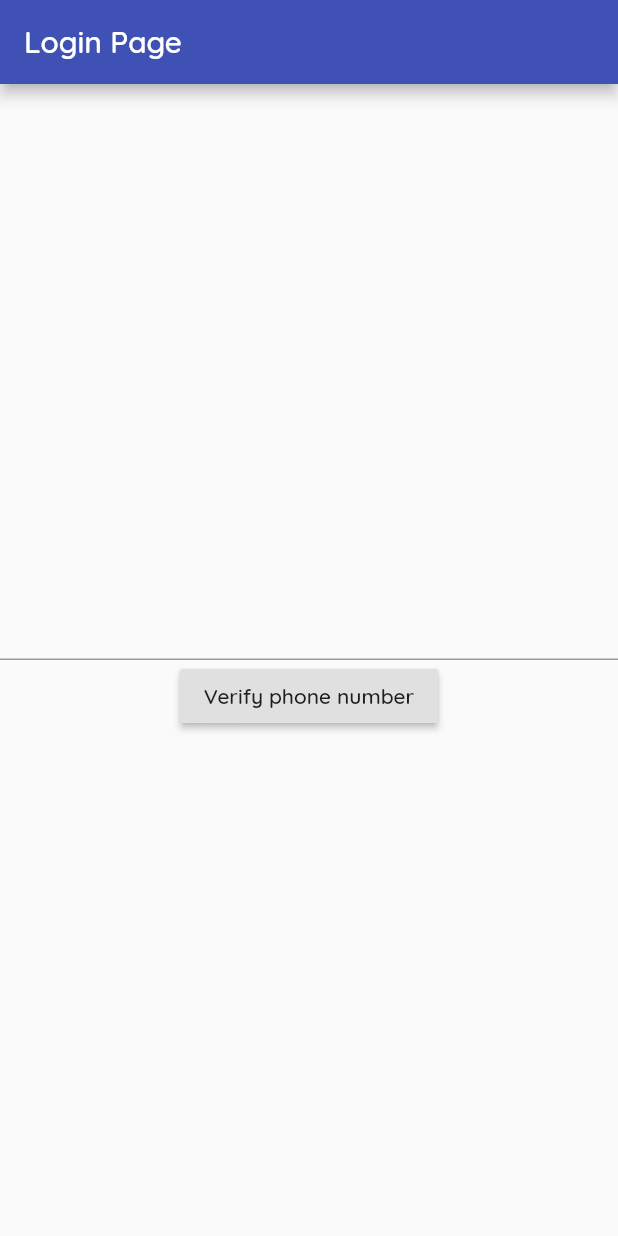
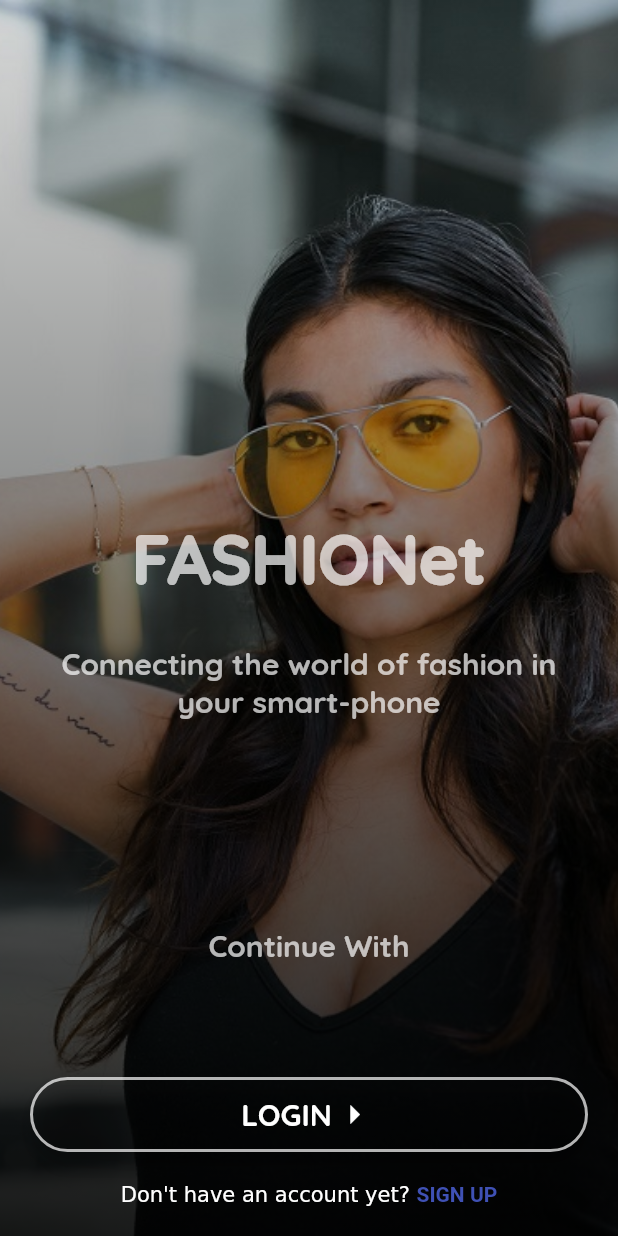
Before and after one commit to chrisoftech/fashionet, a Flutter app: the screen it shows after launch, on a phone screen of 412 x 824 dp. Run offline on Flutter 3.47's test engine with Material 2 defaults, Android fonts, the phone set to English and light mode, and no system bars; our stand-ins replace bloc, equatable, firebase_auth, flutter_bloc; accounts and stored records are empty.

Commit message:
Created & designed the intro-page, Return intro-page on auth-unauthenticated state.

```diff
--- a/lib/main.dart
+++ b/lib/main.dart
@@ -49,7 +49,8 @@ class MyApp extends StatelessWidget {
         } else if (state is Authenticated) {
           return HomePage(phoneNumber: state.phoneNumber);
         } else if (state is Unauthenticated) {
-          return AuthenticationPage(userRepository: _userRepository);
+          return IntroPage(userRepository: _userRepository);
+          // return AuthenticationPage(userRepository: _userRepository);
         }
       },
     );
--- /dev/null
+++ b/lib/modules/authentication/intro_page.dart
@@ -0,0 +1,220 @@
+import 'package:fashionet/modules/modules.dart';
+import 'package:fashionet/repositories/repositories.dart';
+import 'package:flutter/gestures.dart';
+import 'package:flutter/material.dart';
+import 'package:flutter/services.dart';
+
+class IntroPage extends StatefulWidget {
+  final UserRepository _userRepository;
+
+  const IntroPage({Key key, @required UserRepository userRepository})
+      : assert(userRepository != null),
+        _userRepository = userRepository,
+        super(key: key);
+
+  @override
+  _IntroPageState createState() => _IntroPageState();
+}
+
+class _IntroPageState extends State<IntroPage> {
+  TapGestureRecognizer _tapGestureRecognizer;
+
+  UserRepository get _userRepository => widget._userRepository;
+
+  @override
+  void initState() {
+    super.initState();
+    _tapGestureRecognizer = TapGestureRecognizer()..onTap = _navigateToAuthPage;
+  }
+
+  @override
+  void dispose() {
+    _tapGestureRecognizer.dispose();
+    super.dispose();
+  }
+
+  void _navigateToAuthPage() {
+    HapticFeedback.vibrate();
+    Navigator.push(
+      context,
+      MaterialPageRoute(
+        builder: (BuildContext context) =>
+            AuthenticationPage(userRepository: _userRepository),
+      ),
+    );
+  }
+
+  Widget _buildStackBackgroundImage(
+      {@required double deviceHeight, @required double deviceWidth}) {
+    return Positioned(
+      height: deviceHeight,
+      width: deviceWidth,
+      child: Image.asset(
+        'assets/images/temp7.jpg',
+        fit: BoxFit.cover,
+      ),
+    );
+  }
+
+  Widget _buildStackBackgroundGradient() {
+    return Container(
+      decoration: BoxDecoration(
+        gradient: LinearGradient(
+          begin: Alignment.topCenter,
+          end: Alignment.bottomCenter,
+          colors: [
+            Colors.black12,
+            Colors.black87,
+          ],
+        ),
+      ),
+    );
+  }
+
+  Widget _builTopFlexibleContent() {
+    return Flexible(
+      child: Container(
+        child: Column(
+          mainAxisAlignment: MainAxisAlignment.center,
+          children: <Widget>[
+            Text(
+              'FASHIONet',
+              style: TextStyle(
+                  color: Colors.white70,
+                  fontSize: 45.0,
+                  fontWeight: FontWeight.w900),
+            ),
+            SizedBox(height: 30.0),
+            Text(
+              'Connecting the world of fashion in your smart-phone',
+              textAlign: TextAlign.center,
+              style: TextStyle(
+                color: Colors.white70,
+                fontSize: 20.0,
+                fontWeight: FontWeight.bold,
+              ),
+            ),
+          ],
+        ),
+      ),
+    );
+  }
+
+  Widget _buildBottomFlexibleContent() {
+    return Flexible(
+      child: Container(
+        child: Column(
+          children: <Widget>[
+            Spacer(),
+            Text(
+              'Continue With',
+              style: TextStyle(
+                color: Colors.white70,
+                fontSize: 20.0,
+                fontWeight: FontWeight.bold,
+              ),
+            ),
+            Spacer(),
+            Row(
+              children: <Widget>[
+                Expanded(
+                  child: Material(
+                    elevation: 5.0,
+                    color: Colors.transparent,
+                    borderRadius: BorderRadius.circular(30.0),
+                    child: InkWell(
+                      borderRadius: BorderRadius.circular(30.0),
+                      onTap: _navigateToAuthPage,
+                      child: Container(
+                        height: 50.0,
+                        alignment: Alignment.center,
+                        decoration: BoxDecoration(
+                            border:
+                                Border.all(width: 2.0, color: Colors.white70),
+                            borderRadius: BorderRadius.circular(30.0)),
+                        child: Row(
+                          mainAxisAlignment: MainAxisAlignment.center,
+                          children: <Widget>[
+                            Text(
+                              'LOGIN',
+                              style: TextStyle(
+                                color: Colors.white,
+                                fontSize: 20.0,
+                                fontWeight: FontWeight.bold,
+                              ),
+                            ),
+                            Icon(
+                              Icons.arrow_right,
+                              size: 30.0,
+                              color: Colors.white,
+                            )
+                          ],
+                        ),
+                      ),
+                    ),
+                  ),
+                ),
+              ],
+            ),
+            SizedBox(height: 20.0),
+            RichText(
+              text: TextSpan(
+                text: 'Don\'t have an account yet? ',
+                children: [
+                  TextSpan(
+                    text: 'SIGN UP',
+                    style: TextStyle(
+                      color: Theme.of(context).primaryColor,
+                      fontWeight: FontWeight.bold,
+                    ),
+                    recognizer: _tapGestureRecognizer,
+                  ),
+                ],
+              ),
+            ),
+          ],
+        ),
+      ),
+    );
+  }
+
+  Widget _buildStackBodyContent(
+      {@required double deviceHeight, @required double deviceWidth}) {
+    return Positioned(
+      height: deviceHeight,
+      width: deviceWidth,
+      child: Container(
+        padding: EdgeInsets.symmetric(vertical: 20.0, horizontal: 20.0),
+        child: Column(
+          children: <Widget>[
+            Flexible(child: Container()),
+            _builTopFlexibleContent(),
+            _buildBottomFlexibleContent(),
+          ],
+        ),
+      ),
+    );
+  }
+
+  @override
+  Widget build(BuildContext context) {
+    final double _deviceHeight = MediaQuery.of(context).size.height;
+    final double _deviceWidth = MediaQuery.of(context).size.width;
+
+    return Scaffold(
+      body: Container(
+        height: _deviceHeight,
+        width: _deviceWidth,
+        child: Stack(
+          children: <Widget>[
+            _buildStackBackgroundImage(
+                deviceHeight: _deviceHeight, deviceWidth: _deviceWidth),
+            _buildStackBackgroundGradient(),
+            _buildStackBodyContent(
+                deviceHeight: _deviceHeight, deviceWidth: _deviceWidth),
+          ],
+        ),
+      ),
+    );
+  }
+}
--- a/lib/modules/modules.dart
+++ b/lib/modules/modules.dart
@@ -1,2 +1,4 @@
 export 'authentication/authentication_page.dart';
+export 'authentication/intro_page.dart';
+
 export 'general/home_page.dart';
```
